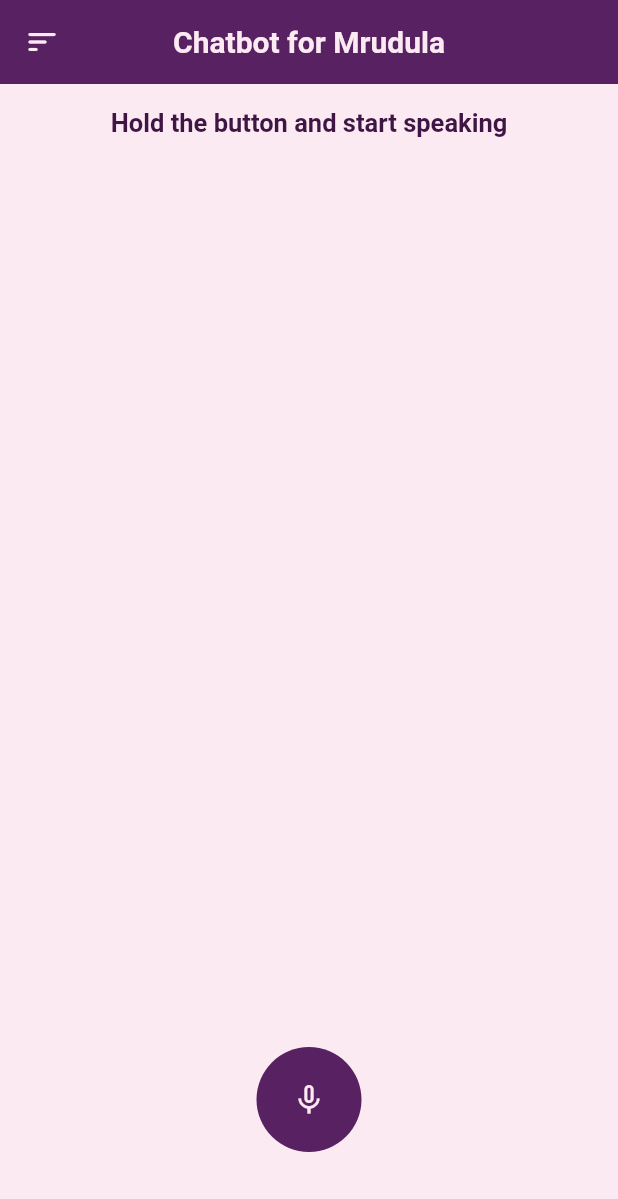
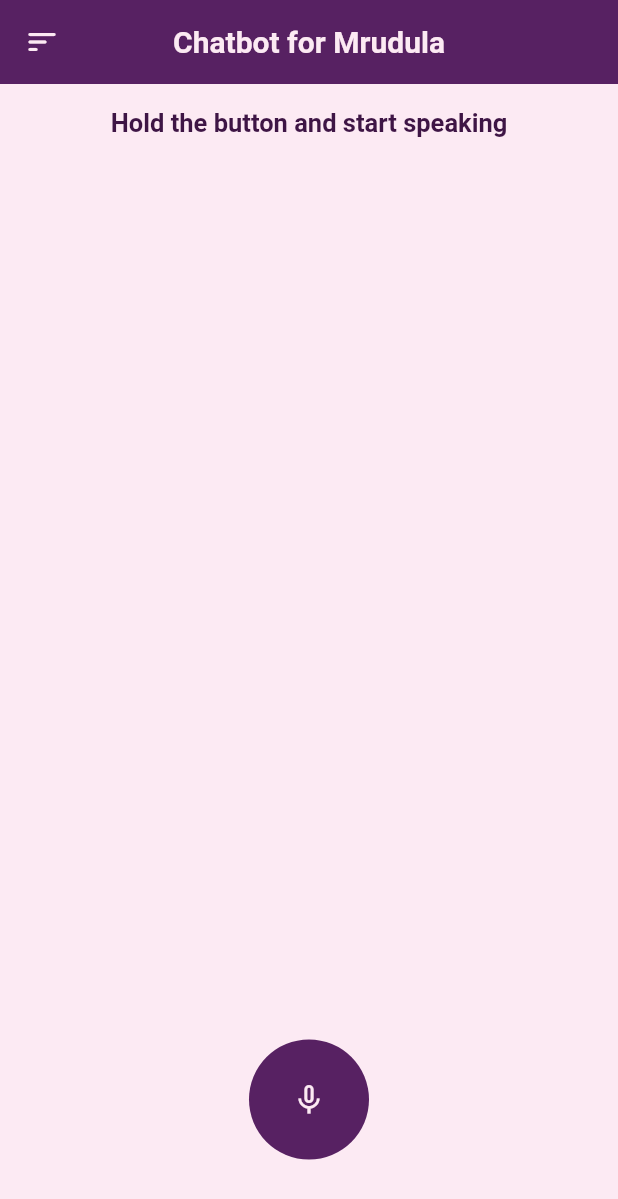
Before and after one commit to patilmrudula35/trial_app, a Flutter app: the screen it shows after launch, on a phone screen of 412 x 824 dp. Shown: the top 1199 px of the screen. Run offline on Flutter 3.47's test engine with Material 2 defaults, Android fonts, the phone set to English and light mode, and no system bars; drawn by our look-alikes of avatar_glow; our stand-ins replace speech_to_text.

Commit message:
modified:   lib/speech_screen.dart

```diff
--- a/lib/speech_screen.dart
+++ b/lib/speech_screen.dart
@@ -79,7 +79,7 @@ class _SpeechScreenState extends State<SpeechScreen> {
           },
           child: CircleAvatar(
             backgroundColor: bgColor,
-            radius: 35,
+            radius: 40,
             child: Icon(isListening ? Icons.mic : Icons.mic_none,
             color: textcolor)
             ),
```
